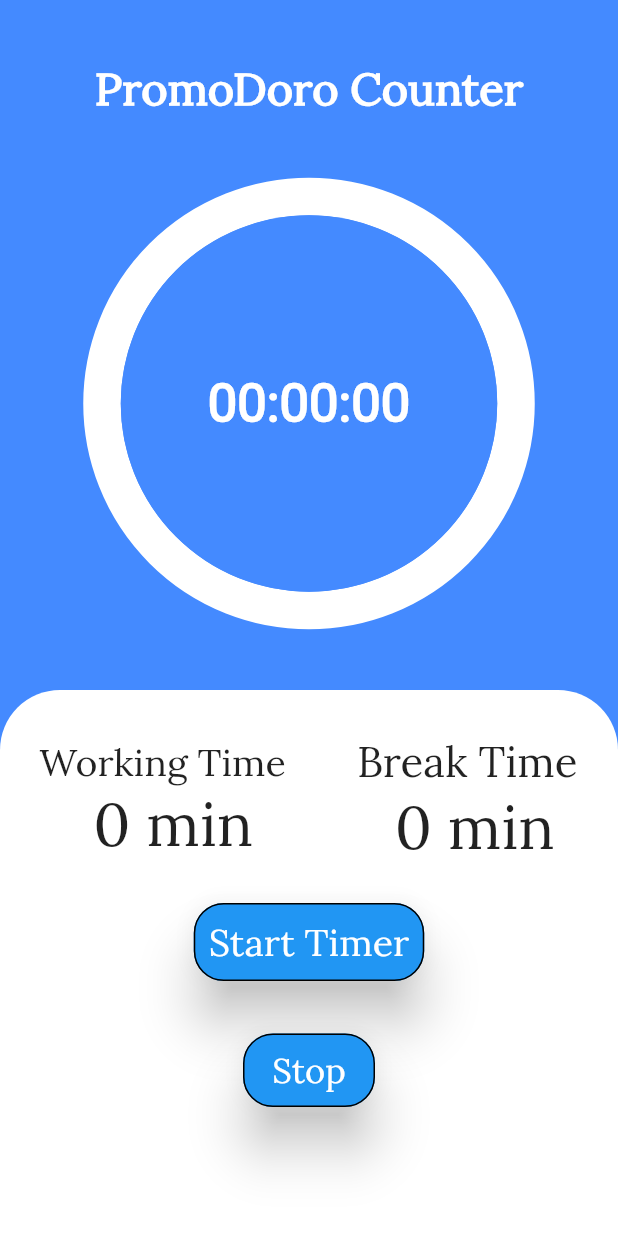
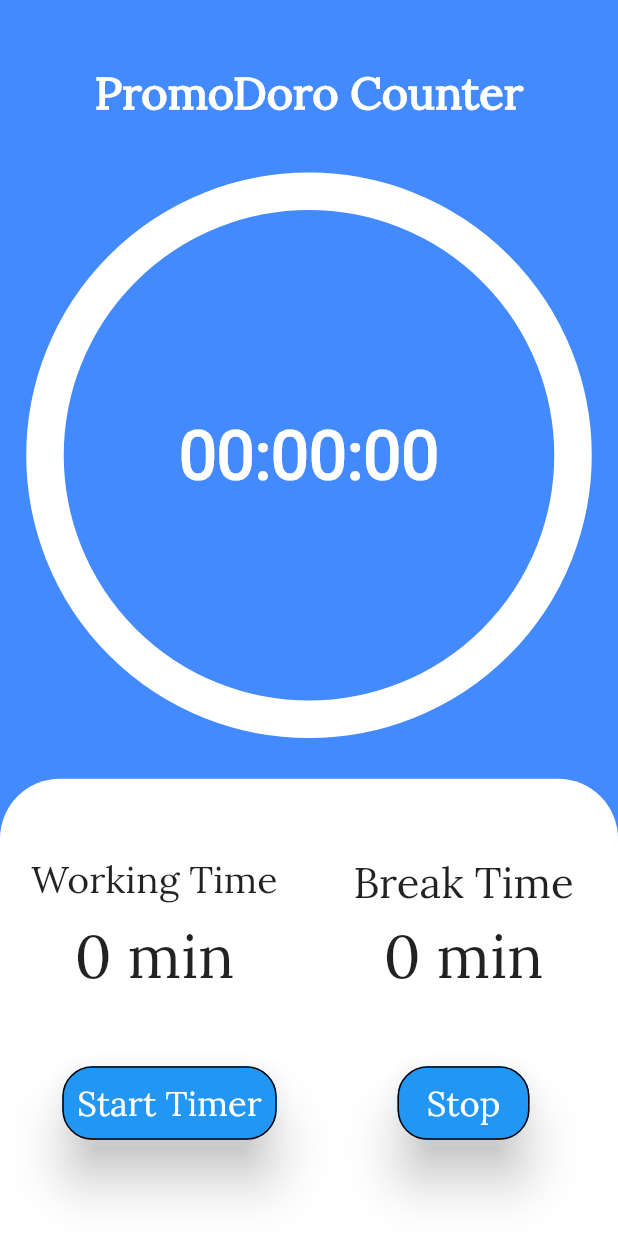
Before and after one commit to SamarpanCoder2002/Mr-Pomodoro, a Flutter app: the PromoDoroClock screen opened directly with empty values, on a phone screen of 412 x 824 dp. Run offline on Flutter 3.47's test engine with Material 2 defaults, Android fonts, the phone set to English and light mode, and no system bars; drawn by our look-alikes of circular_countdown_timer; our stand-ins replace animated_splash_screen, countup, page_transition, rflutter_alert, sqflite; accounts and stored records are empty.

Commit message:
Screen Indentation Modified

```diff
--- a/lib/FrontEnd/Log_in.dart
+++ b/lib/FrontEnd/Log_in.dart
@@ -47,9 +47,9 @@ class AccountCreate extends State<AccountManagerLogIn> {
           child: ListView(
             children: [
               SizedBox(height: 20.0),
-              inputTake("name"),
+              inputTake(context,"name"),
               SizedBox(height: 20.0),
-              inputTake(),
+              inputTake(context),
               SizedBox(height: 40.0),
               buttons(),
             ],
@@ -57,9 +57,8 @@ class AccountCreate extends State<AccountManagerLogIn> {
         ));
   }
 
-  Widget inputTake([String indicator = "other"]) {
+  Widget inputTake(BuildContext context,[String indicator = "other"]) {
     String labelValue = "", hintValue = "";
-    TextEditingController controllerValue = TextEditingController();
     bool permission;
 
     indicator == "name"
@@ -74,6 +73,8 @@ class AccountCreate extends State<AccountManagerLogIn> {
         indicator == "name" ? this._nameIs : this._pwdIs;
 
     return Container(
+      alignment: Alignment.topCenter,
+      width: MediaQuery.of(context).size.width,
       margin: EdgeInsets.only(
         top: 10.0,
         left: 10.0,
--- a/lib/FrontEnd/Main_Screen.dart
+++ b/lib/FrontEnd/Main_Screen.dart
@@ -43,7 +43,11 @@ class Functionality extends State<MainController> {
         ],
         title: Text(
           "Makes Yourself Dedicated",
-          style: TextStyle(fontFamily: 'Lora', fontSize: 22.0),
+          textAlign: TextAlign.left,
+          style: TextStyle(
+            fontFamily: 'Lora',
+            fontSize: 22.0,
+          ),
         ),
       ),
       drawer: makeDrawer(),
@@ -222,15 +226,22 @@ class Functionality extends State<MainController> {
               color: Colors.yellow,
             ),
           ),
-          onTap: () async{
+          onTap: () async {
             debugPrint("PromoDoro $num clicked");
-            this.userPoints = await authenticate.getPointsFromDatabase(this.userName);
-            this._userLevels = await authenticate.getLevelsFromDatabase(this.userName);
+            this.userPoints =
+                await authenticate.getPointsFromDatabase(this.userName);
+            this._userLevels =
+                await authenticate.getLevelsFromDatabase(this.userName);
             Navigator.push(
                 context,
                 MaterialPageRoute(
-                    builder: (context) => PromoDoroClock(wTime, bTime,
-                        this.userPoints, this.userName, this.authenticate, this._userLevels)));
+                    builder: (context) => PromoDoroClock(
+                        wTime,
+                        bTime,
+                        this.userPoints,
+                        this.userName,
+                        this.authenticate,
+                        this._userLevels)));
           },
         ),
       ),
@@ -304,7 +315,6 @@ class Functionality extends State<MainController> {
           ],
         ),
         onPressed: () async {
-
           if (using == "point") {
             debugPrint("Points Checking");
             int pointsTake =
@@ -313,15 +323,15 @@ class Functionality extends State<MainController> {
                 context,
                 MaterialPageRoute(
                     builder: (context) => PointsOrValueShow(pointsTake)));
-          }
-          else{
+          } else {
             debugPrint("Levels Checking");
             int levelsTake =
-            await this.authenticate.getLevelsFromDatabase(this.userName);
+                await this.authenticate.getLevelsFromDatabase(this.userName);
             Navigator.push(
                 context,
                 MaterialPageRoute(
-                    builder: (context) => PointsOrValueShow(levelsTake, "Levels")));
+                    builder: (context) =>
+                        PointsOrValueShow(levelsTake, "Levels")));
           }
         },
       ),
--- a/lib/FrontEnd/pomodoro_clock.dart
+++ b/lib/FrontEnd/pomodoro_clock.dart
@@ -38,15 +38,20 @@ class PromoDoro extends State<PromoDoroClock> {
     return Scaffold(
         resizeToAvoidBottomPadding: false,
         body: Container(
+          width: MediaQuery.of(context).size.width,
+          height: MediaQuery.of(context).size.height,
           color: Colors.blueAccent,
           alignment: Alignment.center,
           child: Column(
             children: [
               Container(
-                margin: EdgeInsets.only(
-                  top: 40.0,
+                // color: Colors.black38,
+                width: MediaQuery.of(context).size.width,
+                height: MediaQuery.of(context).size.height * (1 / 8),
+                alignment: Alignment.center,
+                padding: EdgeInsets.only(
+                  top: 20.0,
                 ),
-                alignment: Alignment.center,
                 child: Text(
                   "PromoDoro Counter",
                   style: TextStyle(
@@ -58,66 +63,47 @@ class PromoDoro extends State<PromoDoroClock> {
                 ),
               ),
               circularProgress(context),
-              Expanded(
-                child: Container(
-                  padding: EdgeInsets.only(
-                    top: 30.0,
-                    left: 15.0,
-                    right: 15.0,
-                  ),
-                  width: double.infinity,
-                  decoration: BoxDecoration(
-                    color: Colors.white,
-                    borderRadius: BorderRadius.only(
-                      topRight: Radius.circular(40.0),
-                      topLeft: Radius.circular(40.0),
-                    ),
-                  ),
-                  child: ListView(
-                    children: [
-                      Row(
-                        children: [
-                          denoting("Working Time", this.wTime, 1),
-                          SizedBox(
-                            width: 20.0,
-                          ),
-                          denoting("Break Time", this.bTime, 0),
-                        ],
-                      ),
-                      SizedBox(
-                        height: 25.0,
-                      ),
-                      instructionalButton(context, 1),
-                      SizedBox(
-                        height: 35.0,
-                      ),
-                      instructionalButton(context, 0),
-                    ],
-                  ),
-                ),
-              ),
+              instructionControl(context),
             ],
           ),
         ));
   }
 
   Widget circularProgress(BuildContext context) {
-    return CircularCountDownTimer(
+    return Container(
+      alignment: Alignment.center,
+      //color: Colors.red,
+      width: MediaQuery.of(context).size.width,
+      height: MediaQuery.of(context).size.height * (3.7 / 8),
+      margin: EdgeInsets.only(
+        top: 10.0,
+        bottom: 10.0,
+      ),
+      child: CircularCountDownTimer(
         duration: this.wTime,
         initialDuration: 0,
         controller: _controller,
-      width: MediaQuery.of(context).size.width / 2 + 70,
-      height: MediaQuery.of(context).size.height / 2 - 30,
+        width: MediaQuery.of(context).size.width - 60,
+        height: MediaQuery.of(context).size.height,
         ringColor: Colors.white,
         ringGradient: null,
         fillColor: Colors.orange,
-      fillGradient: null,
-      backgroundColor: Colors.blueAccent,
+        fillGradient: LinearGradient(
+          begin: Alignment.centerRight,
+          end: Alignment.centerLeft,
+          colors: [
+            Colors.orange,
+            Colors.yellowAccent,
+            Colors.red,
+            Colors.lightGreenAccent,
+          ],
+        ),
+        //backgroundColor: Colors.blueAccent,
         backgroundGradient: null,
         strokeWidth: 25.0,
         strokeCap: StrokeCap.butt,
         textStyle: TextStyle(
-          fontSize: 35.0, color: Colors.white, fontWeight: FontWeight.bold),
+            fontSize: 45.0, color: Colors.white, fontWeight: FontWeight.bold),
         textFormat: CountdownTextFormat.HH_MM_SS,
         autoStart: false,
         onComplete: () {
@@ -202,10 +188,55 @@ class PromoDoro extends State<PromoDoroClock> {
                     }),
               ]).show();
         },
+      ),
     );
   }
 
-  Widget denoting(String primaryFont, int timeLimit, int firstPortion) {
+  Widget instructionControl(BuildContext context) {
+    return Expanded(
+      child: Container(
+        width: MediaQuery.of(context).size.width,
+        height: MediaQuery.of(context).size.height * (4 / 8),
+        alignment: Alignment.topCenter,
+        margin: EdgeInsets.only(top: 15.0),
+        padding: EdgeInsets.only(
+          top: MediaQuery.of(context).size.height * (4 / 8) * (1 / 8),
+          // left: 15.0,
+          // right: 15.0,
+        ),
+        decoration: BoxDecoration(
+          color: Colors.white,
+          borderRadius: BorderRadius.only(
+            topRight: Radius.circular(40.0),
+            topLeft: Radius.circular(40.0),
+          ),
+        ),
+        child: Column(
+          children: [
+            Row(
+              children: [
+                denoting(context, "Working Time", this.wTime, 1),
+                denoting(context, "Break Time", this.bTime, 0),
+              ],
+            ),
+            Row(
+              children: [
+                Expanded(
+                  child: instructionalButton(context, 1),
+                ),
+                Expanded(
+                  child: instructionalButton(context, 0),
+                ),
+              ],
+            ),
+          ],
+        ),
+      ),
+    );
+  }
+
+  Widget denoting(BuildContext context, String primaryFont, int timeLimit,
+      int firstPortion) {
     double moderateFontSize = 28.0, leftPadding = 10.0;
     if (firstPortion == 1) {
       moderateFontSize = 25.0;
@@ -215,7 +246,11 @@ class PromoDoro extends State<PromoDoroClock> {
       child: Column(
         children: [
           Container(
-            padding: EdgeInsets.only(left: leftPadding),
+            //color: Colors.red,
+            alignment: Alignment.topCenter,
+            height: MediaQuery.of(context).size.height * (1 / 20),
+            //width: MediaQuery.of(context).size.width / 2,
+            //padding: EdgeInsets.only(left: leftPadding),
             child: Text(
               primaryFont,
               style: TextStyle(
@@ -225,7 +260,12 @@ class PromoDoro extends State<PromoDoroClock> {
             ),
           ),
           Container(
-            margin: EdgeInsets.only(left: 20.0),
+            //color: Colors.redAccent,
+            alignment: Alignment.topCenter,
+            height: MediaQuery.of(context).size.height * (1 / 15),
+            //padding: EdgeInsets.only(left: 15.0,),
+            //width: MediaQuery.of(context).size.width / 2,
+            //margin: EdgeInsets.only(left: 20.0),
             child: Text(
               "$timeLimit min",
               style: TextStyle(fontSize: 40.0, fontFamily: 'Lora'),
@@ -241,14 +281,21 @@ class PromoDoro extends State<PromoDoroClock> {
     double moderateFontSize = 23.0;
     if (functionality == 1) {
       instruction = "Start Timer";
-      moderateFontSize = 25.0;
-      return timerConfiguration(instruction, moderateFontSize);
+      //moderateFontSize = 25.0;
+      return timerConfiguration(context, instruction, moderateFontSize);
     } else
       return resetConfiguration(context, instruction, moderateFontSize);
   }
 
-  Widget timerConfiguration(String instruction, double moderateFontSize) {
-    return Center(
+  Widget timerConfiguration(
+      BuildContext context, String instruction, double moderateFontSize) {
+    return Container(
+        // color: Colors.redAccent,
+        margin: EdgeInsets.only(
+          left: 20.0,
+        ),
+        alignment: Alignment.center,
+        height: MediaQuery.of(context).size.height * (1 / 6),
         child: RaisedButton(
           elevation: 15.0,
           padding: EdgeInsets.all(10.0),
@@ -272,7 +319,10 @@ class PromoDoro extends State<PromoDoroClock> {
 
   Widget resetConfiguration(
       BuildContext context, String instruction, double moderateFontSize) {
-    return Center(
+    return Container(
+      // color: Colors.greenAccent,
+      alignment: Alignment.center,
+      height: MediaQuery.of(context).size.height * (1 / 6),
       child: RaisedButton(
         elevation: 15.0,
         padding: EdgeInsets.all(10.0),
@@ -303,12 +353,11 @@ class PromoDoro extends State<PromoDoroClock> {
   }
 
   void _stopManagement(BuildContext context) {
-    if(_controller.getTime() != "00:00:00") {
+    if (_controller.getTime() != "00:00:00") {
       _controller.pause();
       showAlertBox(context, "You Not Completed This PromoDoro", "warning",
           "You Not Gained Any Points From it!!!\nBetter Luck Next Time");
-    }
-    else
+    } else
       showAlertBox(context, "PromoDoro Counter Not Started", "warning",
           "After Starting PromoDoro Counter \n You Can Stop It");
   }
--- a/lib/FrontEnd/welcomeScreen.dart
+++ b/lib/FrontEnd/welcomeScreen.dart
@@ -3,7 +3,7 @@ import 'package:flutter/material.dart';
 import 'package:hello_promodoro/FrontEnd/Log_in.dart';
 import 'package:page_transition/page_transition.dart';
 
-class Hello extends StatelessWidget {
+class Welcome extends StatelessWidget {
   @override
   Widget build(BuildContext context) {
     return Scaffold(
--- a/lib/main.dart
+++ b/lib/main.dart
@@ -4,11 +4,13 @@ import 'package:hello_promodoro/FrontEnd/Main_Screen.dart';
 import 'package:hello_promodoro/FrontEnd/pomodoro_clock.dart';
 import 'package:hello_promodoro/FrontEnd/Sign_up.dart';
 import 'package:hello_promodoro/FrontEnd/pointsAndLevelsShow.dart';
+import 'package:hello_promodoro/Backend/Authentication.dart';
 
 void main() {
+  Authenticate authenticate = Authenticate("", "");
   runApp(MaterialApp(
     debugShowCheckedModeBanner: false,
     title: "Mr. PromoDoro",
-    home: Hello(),
+    home: Welcome(),
   ));
 }
```
Lines whose indentation alone changed are shown as unchanged.
